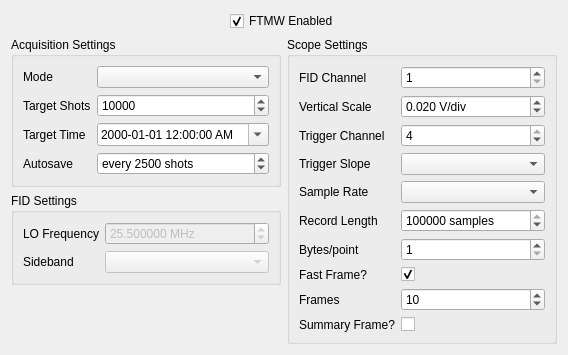
Before: the Qt Designer form ftmwconfigwidget.ui in kncrabtree/blackchirp, drawn with Qt 5.
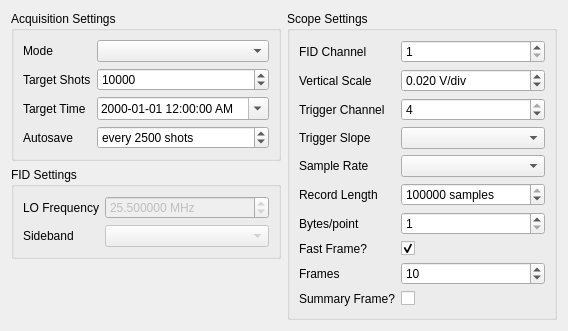
After: the same form once the commit is applied.

```diff
--- a/ftmwconfigwidget.ui
+++ b/ftmwconfigwidget.ui
@@ -13,47 +13,7 @@
   <property name="windowTitle">
    <string>Form</string>
   </property>
-  <layout class="QVBoxLayout" name="verticalLayout_2" stretch="0,1">
-   <item>
-    <layout class="QHBoxLayout" name="horizontalLayout_2">
-     <item>
-      <spacer name="horizontalSpacer">
-       <property name="orientation">
-        <enum>Qt::Horizontal</enum>
-       </property>
-       <property name="sizeHint" stdset="0">
-        <size>
-         <width>40</width>
-         <height>20</height>
-        </size>
-       </property>
-      </spacer>
-     </item>
-     <item>
-      <widget class="QCheckBox" name="ftmwEnabledCheckBox">
-       <property name="text">
-        <string>FTMW Enabled</string>
-       </property>
-       <property name="checked">
-        <bool>true</bool>
-       </property>
-      </widget>
-     </item>
-     <item>
-      <spacer name="horizontalSpacer_2">
-       <property name="orientation">
-        <enum>Qt::Horizontal</enum>
-       </property>
-       <property name="sizeHint" stdset="0">
-        <size>
-         <width>40</width>
-         <height>20</height>
-        </size>
-       </property>
-      </spacer>
-     </item>
-    </layout>
-   </item>
+  <layout class="QVBoxLayout" name="verticalLayout_2" stretch="1">
    <item>
     <layout class="QHBoxLayout" name="horizontalLayout">
      <item>
```
